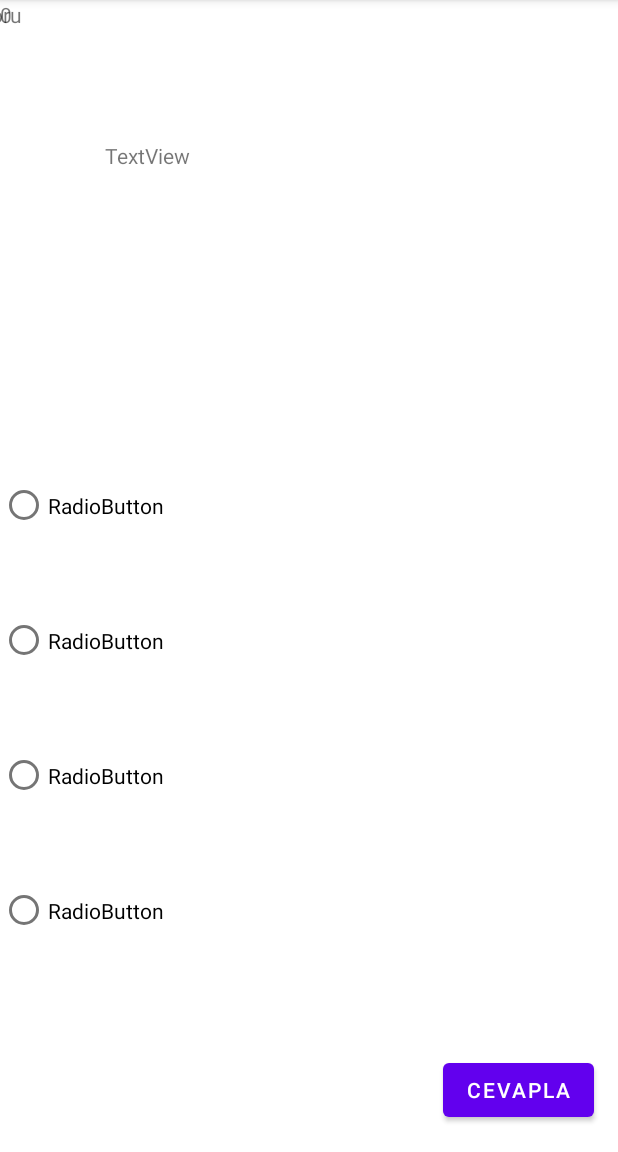
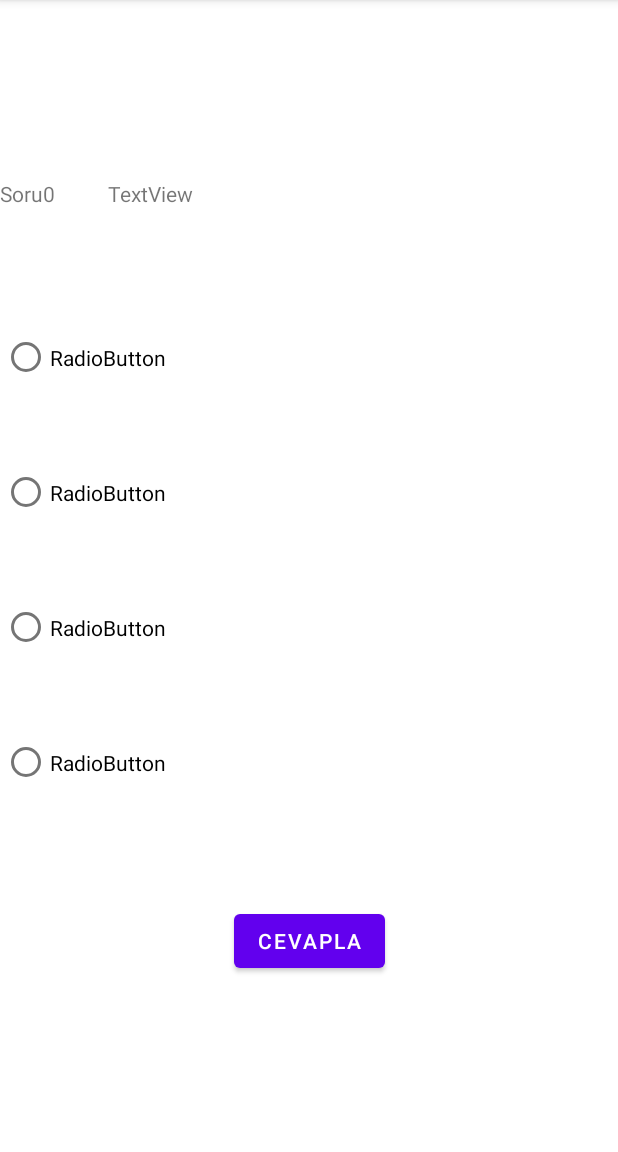
Before and after one commit to notrealtrick/Mobilproje, an Android app built with Jetpack Compose: the TestActivity screen opened directly, with no data from a screen before it, on a phone screen of 412 x 824 dp, the part 84-1236 px from its top. Run offline under Robolectric (Android 15) with nearby library versions, the phone set to English and light mode, and no system bars.

Commit message:
arayüz elemanları sabitlendi

```diff
--- a/app/src/main/java/com/example/mobilproje/InfoActivity.java
+++ b/app/src/main/java/com/example/mobilproje/InfoActivity.java
@@ -11,6 +11,7 @@ import android.view.View;
 import android.widget.Button;
 import android.widget.TextView;
 import android.widget.Toast;
+import android.widget.VideoView;
 
 public class InfoActivity extends AppCompatActivity {
 
@@ -20,6 +21,7 @@ public class InfoActivity extends AppCompatActivity {
     Button ekleButon;
     TextView adText,bilgiText;
     String afet;
+
     @SuppressLint("MissingInflatedId")
     @Override
     protected void onCreate(Bundle savedInstanceState) {
--- a/app/src/main/res/layout/activity_test.xml
+++ b/app/src/main/res/layout/activity_test.xml
@@ -1,5 +1,5 @@
-<?xml version="1.0" encoding="utf-8"?>
-<androidx.constraintlayout.widget.ConstraintLayout xmlns:android="http://schemas.android.com/apk/res/android"
+<androidx.constraintlayout.widget.ConstraintLayout
+    xmlns:android="http://schemas.android.com/apk/res/android"
     xmlns:app="http://schemas.android.com/apk/res-auto"
     xmlns:tools="http://schemas.android.com/tools"
     android:layout_width="match_parent"
@@ -7,42 +7,55 @@
     tools:context=".TestActivity">
 
     <TextView
+        android:id="@+id/afet_isim_text"
+        android:layout_width="wrap_content"
+        android:layout_height="wrap_content"
+        android:layout_gravity="center"
+        app:layout_constraintBottom_toTopOf="@+id/soruText"
+        app:layout_constraintEnd_toEndOf="parent"
+        app:layout_constraintStart_toStartOf="parent"
+        app:layout_constraintTop_toTopOf="parent"
+        tools:text="Afet" />
+
+    <TextView
         android:id="@+id/soruText"
         android:layout_width="wrap_content"
         android:layout_height="wrap_content"
         android:text="Soru"
+        app:layout_constraintBaseline_toBaselineOf="@+id/soru_sayisi_text"
         app:layout_constraintEnd_toStartOf="@+id/soru_sayisi_text"
         app:layout_constraintStart_toStartOf="parent"
-        tools:layout_editor_absoluteY="106dp" />
+        android:layout_marginTop="50dp" />
 
     <TextView
         android:id="@+id/soru_sayisi_text"
         android:layout_width="wrap_content"
         android:layout_height="wrap_content"
         android:text="0"
-        tools:layout_editor_absoluteX="55dp"
-        tools:layout_editor_absoluteY="106dp" />
+        app:layout_constraintStart_toEndOf="@+id/soruText"
+        app:layout_constraintTop_toBottomOf="@+id/afet_isim_text"
+        android:layout_marginTop="50dp" />
 
     <TextView
         android:id="@+id/soru_metin_text"
         android:layout_width="305dp"
         android:layout_height="74dp"
         android:text="TextView"
-        app:layout_constraintBottom_toBottomOf="parent"
+        app:layout_constraintBottom_toTopOf="@+id/linearLayout2"
         app:layout_constraintEnd_toEndOf="parent"
-        app:layout_constraintHorizontal_bias="0.627"
         app:layout_constraintStart_toEndOf="@+id/soru_sayisi_text"
-        app:layout_constraintTop_toTopOf="parent"
-        app:layout_constraintVertical_bias="0.135" />
+        app:layout_constraintTop_toBottomOf="@+id/afet_isim_text"
+        android:layout_marginTop="50dp" />
 
     <LinearLayout
         android:id="@+id/linearLayout2"
         android:layout_width="409dp"
-        android:layout_height="400dp"
-        android:layout_marginBottom="76dp"
+        android:layout_height="360dp"
+        android:layout_marginBottom="150dp"
         android:orientation="vertical"
-        app:layout_constraintBottom_toBottomOf="parent"
-        tools:layout_editor_absoluteX="0dp">
+        app:layout_constraintBottom_toTopOf="@+id/ilerleme_cevap_button"
+        app:layout_constraintEnd_toEndOf="parent"
+        app:layout_constraintStart_toStartOf="parent">
 
         <RadioButton
             android:id="@+id/radioA"
@@ -75,10 +88,9 @@
         android:layout_width="wrap_content"
         android:layout_height="wrap_content"
         android:text="cevapla"
-        app:layout_constraintBottom_toBottomOf="parent"
+        app:layout_constraintTop_toBottomOf="@+id/linearLayout2"
+        app:layout_constraintStart_toStartOf="parent"
         app:layout_constraintEnd_toEndOf="parent"
-        app:layout_constraintHorizontal_bias="0.948"
-        app:layout_constraintStart_toStartOf="parent"
-        app:layout_constraintTop_toTopOf="parent"
-        app:layout_constraintVertical_bias="0.976" />
+        android:layout_marginTop="50dp" />
+
 </androidx.constraintlayout.widget.ConstraintLayout>
```
